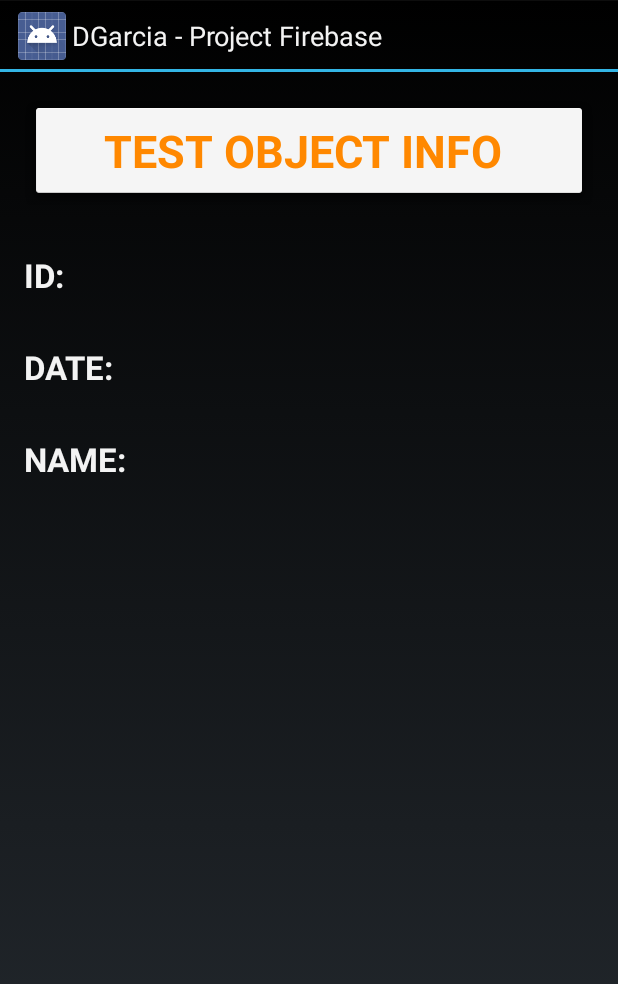
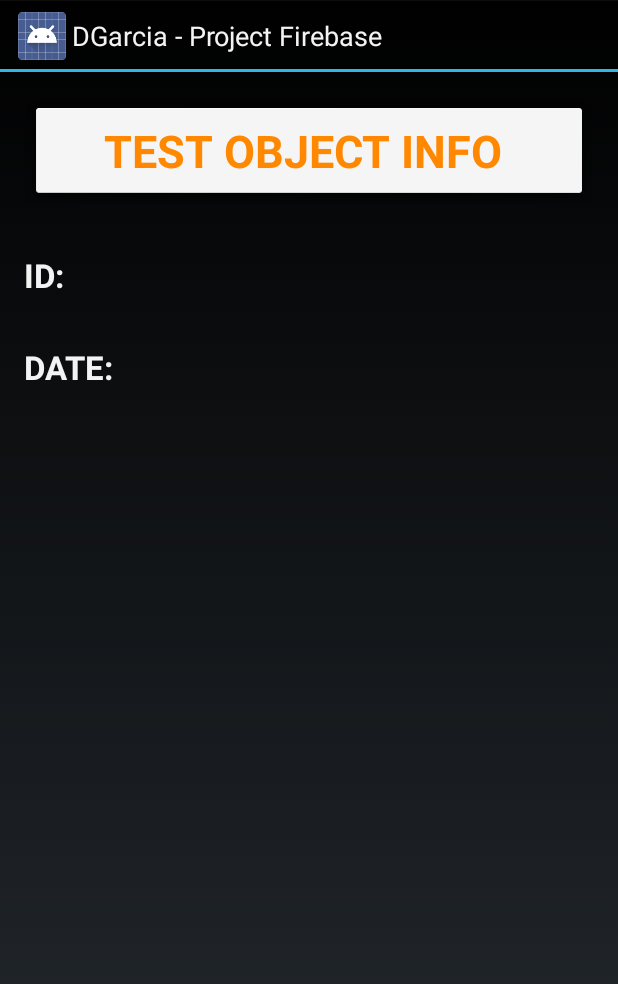
Before and after one commit to dgghun/Regis_ProjectFirebase, an Android app: the RecyclerItemInfoFragment screen opened directly, with no data from a screen before it, on a phone screen of 412 x 824 dp. Shown: the top 984 px of the screen. Run offline under Robolectric (Android 15) with nearby library versions, the phone set to English and light mode, and no system bars; 2 statements that could not run were skipped.

Commit message:
Finished wk6 implementation.

```diff
--- a/Project_Firebase/app/src/main/java/com/dgarcia/project_firebase/view_logic/RecyclerItemInfoFragment.java
+++ b/Project_Firebase/app/src/main/java/com/dgarcia/project_firebase/view_logic/RecyclerItemInfoFragment.java
@@ -29,7 +29,6 @@ public class RecyclerItemInfoFragment extends Fragment{
         TextView mHeaderView = (TextView)view.findViewById(R.id.item_info_header);
         TextView mIdView = (TextView)view.findViewById(R.id.item_info_id);
         TextView mDateView = (TextView)view.findViewById(R.id.item_info_date);
-        TextView mNameView = (TextView)view.findViewById(R.id.item_info_name);
 
         TestObject testObject = (TestObject) getActivity().getIntent().getSerializableExtra(PARAM_IN_TESTOBJECT);
 
--- a/Project_Firebase/app/src/main/res/layout/fragment_recycler_item_info.xml
+++ b/Project_Firebase/app/src/main/res/layout/fragment_recycler_item_info.xml
@@ -30,12 +30,7 @@
         android:text="@string/str_recycler_info_date"
         style="@style/TextView_itemInfo"
         />
-    <TextView android:id="@+id/item_info_name"
-        android:layout_width="match_parent"
-        android:layout_height="wrap_content"
-        android:text="@string/str_recycler_info_name"
-        style="@style/TextView_itemInfo"
-        />
+
 
 
 
--- a/Project_Firebase/app/src/main/res/values/strings.xml
+++ b/Project_Firebase/app/src/main/res/values/strings.xml
@@ -8,7 +8,6 @@
     <string name="str_recycler_info_header">TEST OBJECT INFO</string>
     <string name="str_recycler_info_id">ID:</string>
     <string name="str_recycler_info_date">DATE:</string>
-    <string name="str_recycler_info_name">NAME:</string>
     <string name="str_name_error">NO NAME ENTERED</string>
     <string name="str_done_button">DONE</string>
 </resources>
```
Also changed, not shown: Project_Firebase/app/src/main/java/com/dgarcia/project_firebase/view_logic/MainFragment.java (+32 -36 lines).
